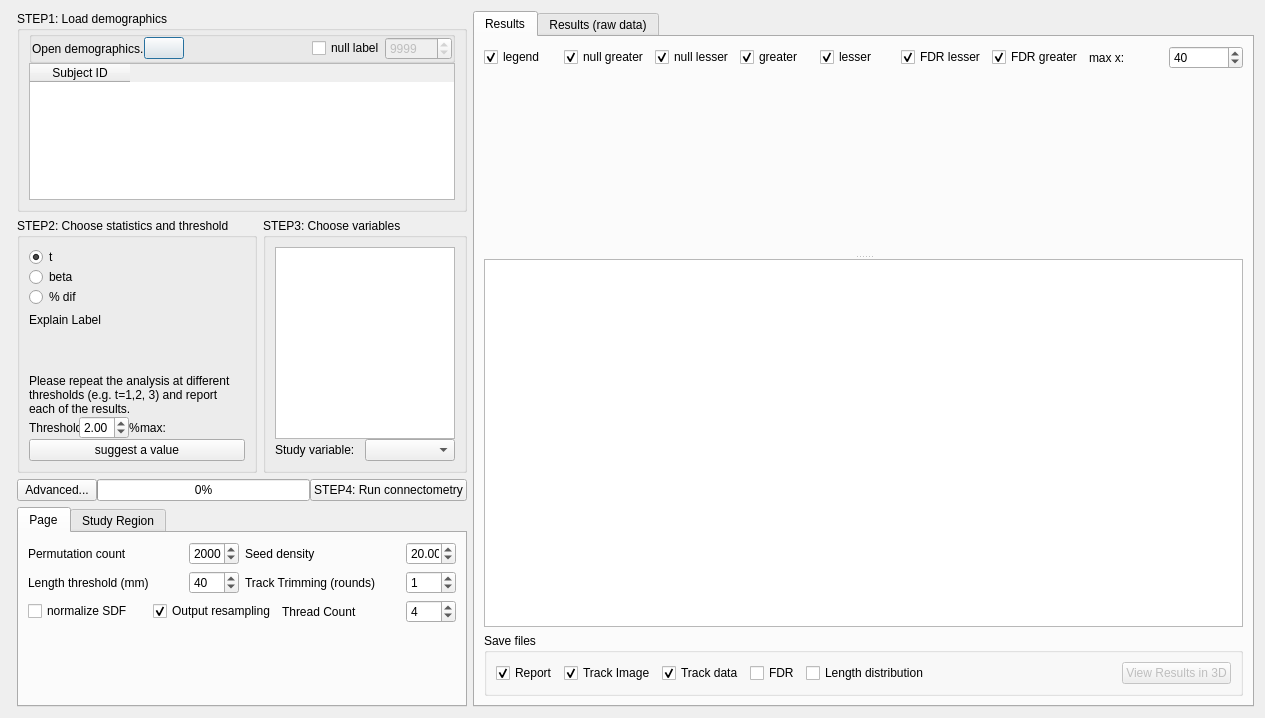
The window that connectometry/group_connectometry.ui (frankyeh/DSI-Studio) describes before a commit, drawn with Qt 5.
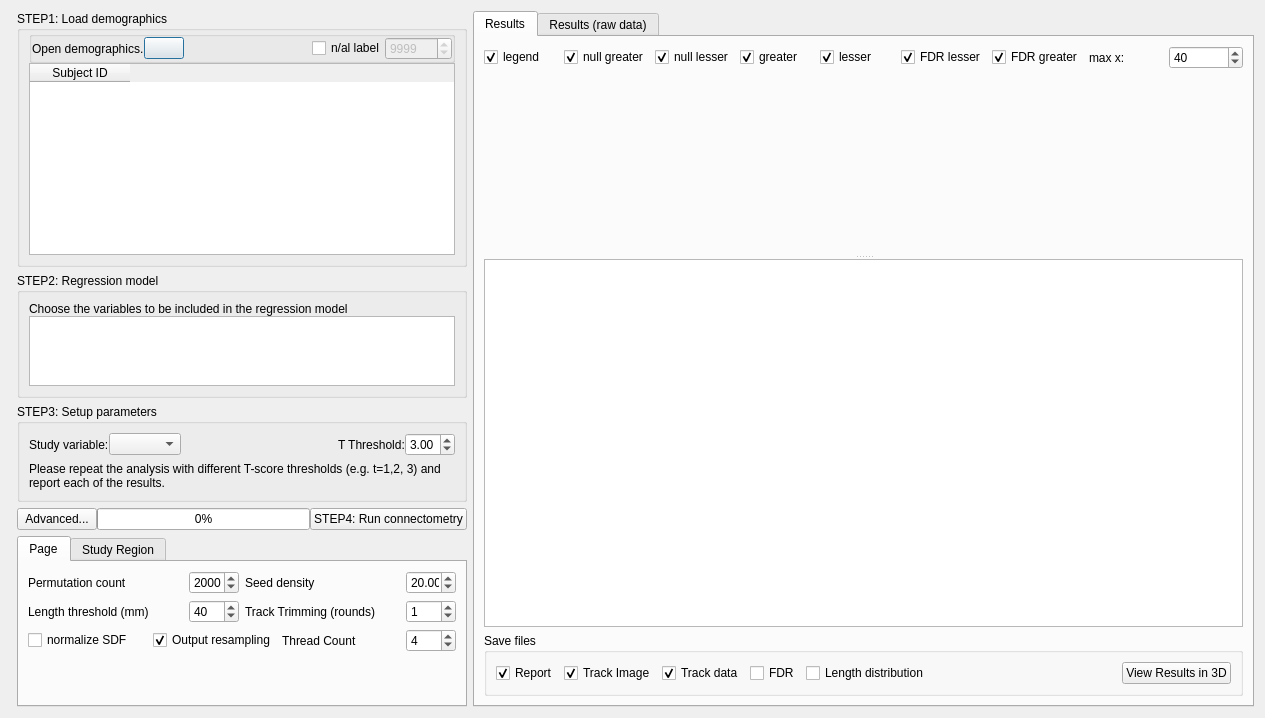
The same window after the commit. Icons and pictures are not drawn. Custom widgets are drawn as their Qt base class.

Commit message: [cnt] t-score threshold only

What changed in the file:
```diff
--- a/connectometry/group_connectometry.ui
+++ b/connectometry/group_connectometry.ui
@@ -66,9 +66,9 @@
       <item>
        <widget class="QGroupBox" name="groupBox_2">
         <property name="sizePolicy">
-         <sizepolicy hsizetype="Preferred" vsizetype="Expanding">
+         <sizepolicy hsizetype="Preferred" vsizetype="MinimumExpanding">
           <horstretch>0</horstretch>
-          <verstretch>1</verstretch>
+          <verstretch>0</verstretch>
          </sizepolicy>
         </property>
         <property name="title">
@@ -153,7 +153,7 @@
               <item>
                <widget class="QCheckBox" name="missing_data_checked">
                 <property name="text">
-                 <string>null label</string>
+                 <string>n/al label</string>
                 </property>
                 <property name="checked">
                  <bool>false</bool>
@@ -202,7 +202,7 @@
          <item>
           <widget class="QTableWidget" name="subject_demo">
            <property name="sizePolicy">
-            <sizepolicy hsizetype="Minimum" vsizetype="Expanding">
+            <sizepolicy hsizetype="Preferred" vsizetype="MinimumExpanding">
              <horstretch>0</horstretch>
              <verstretch>0</verstretch>
             </sizepolicy>
@@ -275,96 +275,117 @@
           <number>0</number>
          </property>
          <item>
+          <widget class="QGroupBox" name="variable_box">
+           <property name="sizePolicy">
+            <sizepolicy hsizetype="Preferred" vsizetype="Maximum">
+             <horstretch>0</horstretch>
+             <verstretch>0</verstretch>
+            </sizepolicy>
+           </property>
+           <property name="title">
+            <string>STEP2: Regression model</string>
+           </property>
+           <layout class="QVBoxLayout" name="verticalLayout_12">
+            <property name="spacing">
+             <number>0</number>
+            </property>
+            <item>
+             <widget class="QLabel" name="label_8">
+              <property name="text">
+               <string>Choose the variables to be included in the regression model</string>
+              </property>
+             </widget>
+            </item>
+            <item>
+             <widget class="QListWidget" name="variable_list">
+              <property name="sizePolicy">
+               <sizepolicy hsizetype="Preferred" vsizetype="Preferred">
+                <horstretch>0</horstretch>
+                <verstretch>0</verstretch>
+               </sizepolicy>
+              </property>
+              <property name="minimumSize">
+               <size>
+                <width>0</width>
+                <height>0</height>
+               </size>
+              </property>
+              <property name="maximumSize">
+               <size>
+                <width>16777215</width>
+                <height>70</height>
+               </size>
+              </property>
+              <property name="viewMode">
+               <enum>QListView::IconMode</enum>
+              </property>
+             </widget>
+            </item>
+           </layout>
+          </widget>
+         </item>
+        </layout>
+       </widget>
+      </item>
+      <item>
           <widget class="QGroupBox" name="groupBox_3">
+        <property name="sizePolicy">
+         <sizepolicy hsizetype="Preferred" vsizetype="Maximum">
+          <horstretch>0</horstretch>
+          <verstretch>0</verstretch>
+         </sizepolicy>
+        </property>
            <property name="title">
-            <string>STEP2: Choose statistics and threshold</string>
-           </property>
-           <layout class="QVBoxLayout" name="verticalLayout_8">
+         <string>STEP3: Setup parameters</string>
+        </property>
+        <layout class="QVBoxLayout" name="verticalLayout_4">
+         <item>
+          <layout class="QHBoxLayout" name="horizontalLayout_12">
             <property name="spacing">
              <number>0</number>
             </property>
-            <item>
-             <layout class="QGridLayout" name="gridLayout">
               <property name="bottomMargin">
-               <number>6</number>
-              </property>
-              <item row="1" column="0">
-               <widget class="QRadioButton" name="rb_beta">
-                <property name="text">
-                 <string>beta</string>
-                </property>
-               </widget>
-              </item>
-              <item row="0" column="0">
-               <widget class="QRadioButton" name="rb_t_stat">
+            <number>0</number>
+           </property>
+           <item>
+            <widget class="QLabel" name="foi_label">
+             <property name="maximumSize">
+              <size>
+               <width>16777215</width>
+               <height>16777215</height>
+              </size>
+             </property>
                 <property name="text">
-                 <string>t</string>
-                </property>
-                <property name="checked">
-                 <bool>true</bool>
-                </property>
-               </widget>
-              </item>
-              <item row="2" column="0">
-               <widget class="QRadioButton" name="rb_percentage">
-                <property name="text">
-                 <string>% dif </string>
-                </property>
-                <property name="checked">
-                 <bool>false</bool>
-                </property>
-               </widget>
-              </item>
-             </layout>
-            </item>
+              <string>Study variable:</string>
+             </property>
+            </widget>
+           </item>
             <item>
-             <widget class="QLabel" name="explain_label">
-              <property name="text">
-               <string>Explain Label</string>
-              </property>
-              <property name="wordWrap">
-               <bool>true</bool>
-              </property>
-             </widget>
+            <widget class="QComboBox" name="foi"/>
             </item>
             <item>
-             <spacer name="verticalSpacer_3">
+            <spacer name="horizontalSpacer_2">
               <property name="orientation">
-               <enum>Qt::Vertical</enum>
+              <enum>Qt::Horizontal</enum>
               </property>
               <property name="sizeHint" stdset="0">
                <size>
-                <width>20</width>
-                <height>40</height>
+               <width>40</width>
+               <height>20</height>
                </size>
               </property>
              </spacer>
             </item>
-            <item>
-             <widget class="QLabel" name="label_3">
-              <property name="text">
-               <string>Please repeat the analysis at different thresholds (e.g. t=1,2, 3) and report each of the results.</string>
-              </property>
-              <property name="wordWrap">
-               <bool>true</bool>
-              </property>
-             </widget>
-            </item>
-            <item>
-             <layout class="QHBoxLayout" name="horizontalLayout_11">
-              <property name="bottomMargin">
-               <number>0</number>
-              </property>
               <item>
                <widget class="QLabel" name="threshold_label">
                 <property name="maximumSize">
                  <size>
-                  <width>50</width>
+               <width>16777215</width>
                   <height>16777215</height>
                  </size>
                 </property>
                 <property name="text">
-                 <string>Threshold:</string>
+              <string>T Threshold:</string>
                 </property>
                </widget>
               </item>
@@ -389,94 +410,20 @@
                  <double>1.000000000000000</double>
                 </property>
                 <property name="value">
-                 <double>2.000000000000000</double>
+              <double>3.000000000000000</double>
                 </property>
                </widget>
               </item>
-              <item>
-               <widget class="QLabel" name="percentage_label">
-                <property name="sizePolicy">
-                 <sizepolicy hsizetype="Maximum" vsizetype="Preferred">
-                  <horstretch>0</horstretch>
-                  <verstretch>0</verstretch>
-                 </sizepolicy>
-                </property>
-                <property name="text">
-                 <string>%</string>
-                </property>
-               </widget>
-              </item>
-              <item>
-               <widget class="QLabel" name="range_label">
-                <property name="text">
-                 <string>max:</string>
-                </property>
-               </widget>
-              </item>
              </layout>
             </item>
             <item>
-             <widget class="QPushButton" name="suggest_threshold">
+          <widget class="QLabel" name="label_3">
               <property name="text">
-               <string>suggest a value</string>
-              </property>
-             </widget>
-            </item>
-           </layout>
-          </widget>
-         </item>
-         <item>
-          <widget class="QGroupBox" name="variable_box">
-           <property name="title">
-            <string>STEP3: Choose variables</string>
+            <string>Please repeat the analysis with different T-score thresholds (e.g. t=1,2, 3) and report each of the results.</string>
+           </property>
+           <property name="wordWrap">
+            <bool>true</bool>
            </property>
-           <layout class="QVBoxLayout" name="verticalLayout_12">
-            <property name="spacing">
-             <number>0</number>
-            </property>
-            <item>
-             <widget class="QListWidget" name="variable_list">
-              <property name="sizePolicy">
-               <sizepolicy hsizetype="Preferred" vsizetype="Preferred">
-                <horstretch>0</horstretch>
-                <verstretch>0</verstretch>
-               </sizepolicy>
-              </property>
-              <property name="maximumSize">
-               <size>
-                <width>16777215</width>
-                <height>16777215</height>
-               </size>
-              </property>
-             </widget>
-            </item>
-            <item>
-             <layout class="QHBoxLayout" name="horizontalLayout_5">
-              <property name="spacing">
-               <number>0</number>
-              </property>
-              <property name="topMargin">
-               <number>0</number>
-              </property>
-              <item>
-               <widget class="QLabel" name="foi_label">
-                <property name="maximumSize">
-                 <size>
-                  <width>16777215</width>
-                  <height>16777215</height>
-                 </size>
-                </property>
-                <property name="text">
-                 <string>Study variable:</string>
-                </property>
-               </widget>
-              </item>
-              <item>
-               <widget class="QComboBox" name="foi"/>
-              </item>
-             </layout>
-            </item>
-           </layout>
           </widget>
          </item>
         </layout>
@@ -1174,7 +1121,7 @@
           <item>
            <widget class="QPushButton" name="show_result">
             <property name="enabled">
-             <bool>false</bool>
+             <bool>true</bool>
             </property>
             <property name="text">
              <string>View Results in 3D</string>
```
Lines whose indentation alone changed are shown as unchanged. The commit also changes 5 other files.
